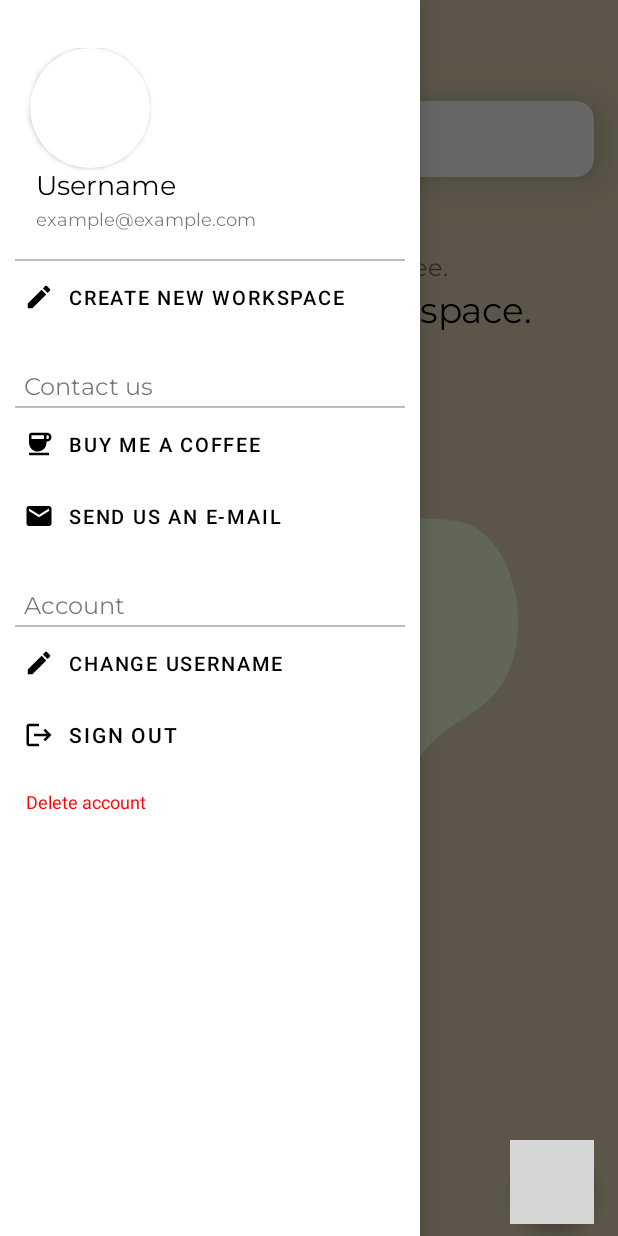
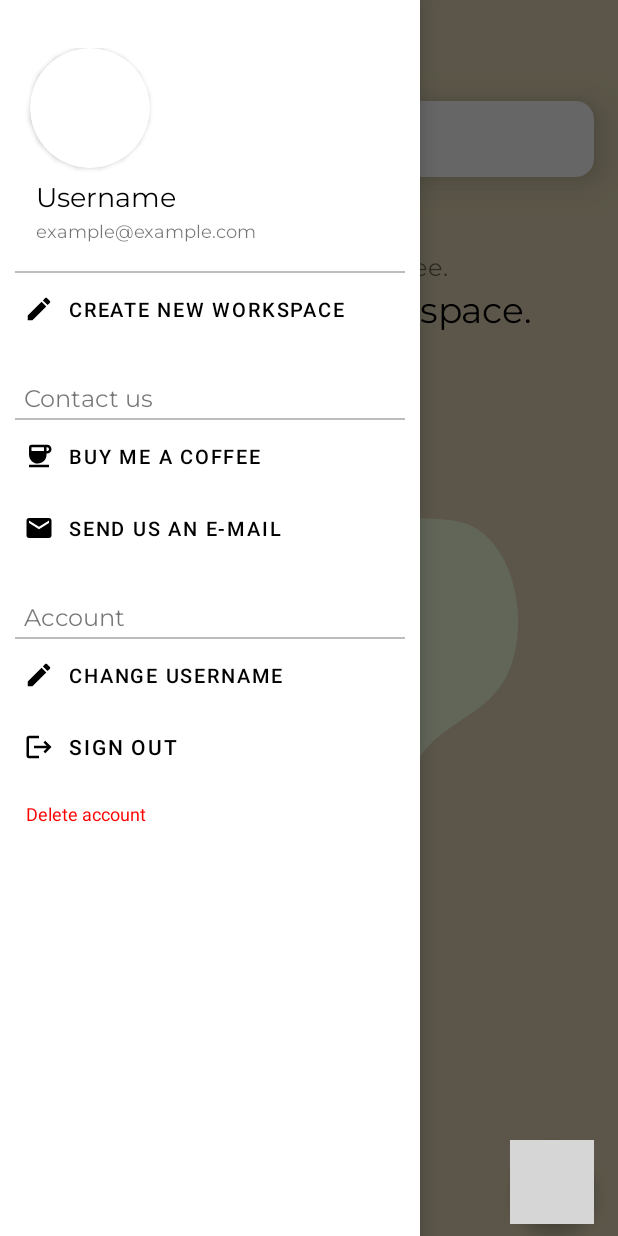
Before and after one commit to yamanf/TaskMan, an Android app: the screen it shows after launch once a user with an empty profile is signed in (MainActivity), with the side drawer open, on a phone screen of 412 x 824 dp. Run offline under Robolectric (Android 15) with nearby library versions, the phone set to English and light mode, and no system bars; our stand-ins replace AdMob, Firebase (no records; nobody signed in at launch, a user with empty details on screens opened directly); pictures from the network do not load; grey boxes are pictures that could not be loaded.

Commit message:
German language localization added

```diff
--- a/app/src/main/AndroidManifest.xml
+++ b/app/src/main/AndroidManifest.xml
@@ -13,8 +13,7 @@
         android:roundIcon="@mipmap/ic_launcher_round"
         android:supportsRtl="true"
         android:theme="@style/Theme.TaskMan"
-        tools:targetApi="31"
-        android:enableOnBackInvokedCallback="true">
+        tools:targetApi="31">
         <meta-data
             android:name="com.google.android.gms.ads.APPLICATION_ID"
             android:value="ca-app-pub-9880735483105969~7754604034"/>
--- a/app/src/main/java/com/yamanf/taskman/ui/home/HomeFragment.kt
+++ b/app/src/main/java/com/yamanf/taskman/ui/home/HomeFragment.kt
@@ -3,7 +3,6 @@ package com.yamanf.taskman.ui.home
 import android.annotation.SuppressLint
 import android.app.AlertDialog
 import android.content.Intent
-import android.media.Image
 import android.net.Uri
 import android.os.Bundle
 import android.text.Editable
--- a/app/src/main/res/layout/nav_header.xml
+++ b/app/src/main/res/layout/nav_header.xml
@@ -13,7 +13,8 @@
         android:elevation="12dp"
         android:id="@+id/view2"
         app:cardCornerRadius="40dp"
-        android:layout_marginStart="12dp">
+        android:layout_marginStart="12dp"
+        android:layout_marginBottom="8dp">
         <ImageView
             android:layout_height="80dp"
             android:layout_width="match_parent"
--- a/app/src/main/res/values/strings.xml
+++ b/app/src/main/res/values/strings.xml
@@ -89,7 +89,7 @@
     <string name="username_cannot_be_empty">Username cannot be empty!</string>
     <string name="username_cannot_be_longer">Username cannot be longer than 20 characters!</string>
 
-    <!-- Utils -->
+    <!-- Utils(Do not translate here) -->
     <string name="terms_of_service">Terms of Service</string>
     <string name="and"> and </string>
     <string name="privacy_policy">Privacy Policy.</string>
```
Also changed, not shown: 2 other files.
